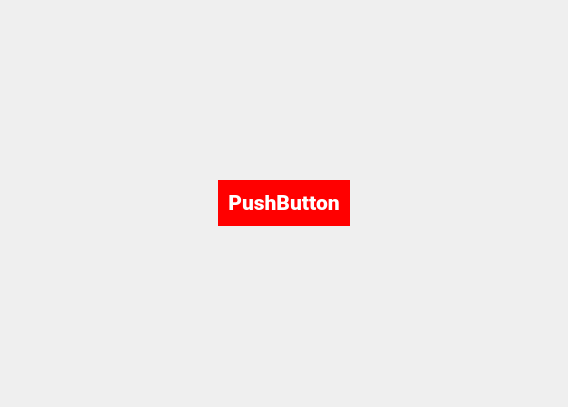
First picture: the form in ui/start_page.ui, repository AndreiD049/Interview-Helper, before the edit.
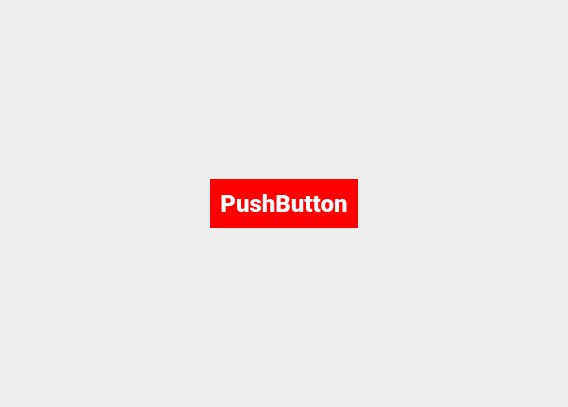
Second picture: the form after the edit.

The edit to the form file:
```diff
--- a/ui/start_page.ui
+++ b/ui/start_page.ui
@@ -25,7 +25,7 @@
      <property name="font">
       <font>
        <family>Roboto Black</family>
-       <pointsize>16</pointsize>
+       <pointsize>18</pointsize>
        <weight>75</weight>
        <bold>true</bold>
       </font>
```
